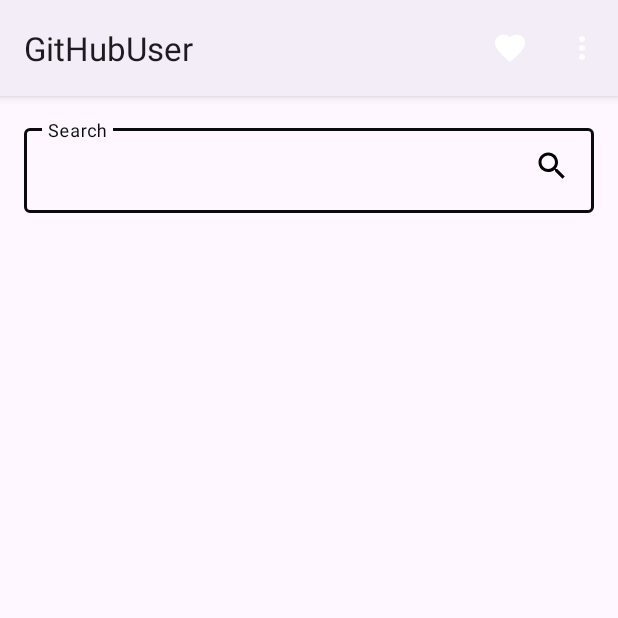
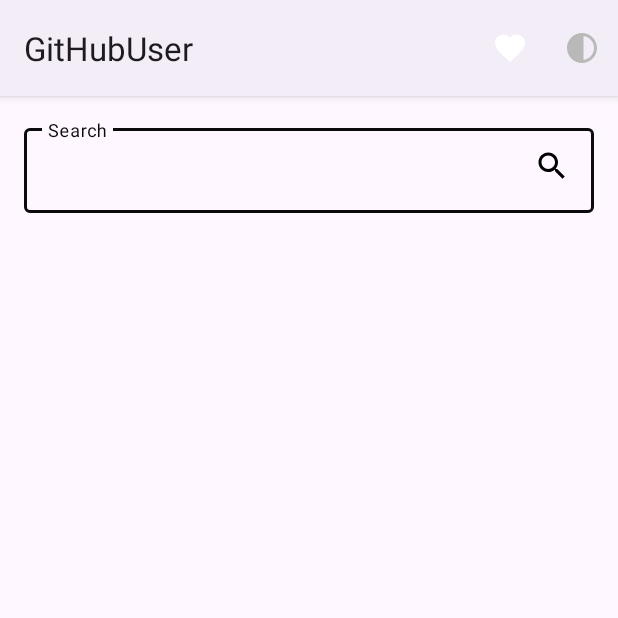
Before and after one commit to heavenvalentine/GitHubUser, an Android app: the screen it shows after launch (MainActivity), on a phone screen of 412 x 824 dp, the top half of it. Run offline under Robolectric (Android 15) with nearby library versions, the phone set to English and light mode, and no system bars; pictures from the network do not load; 1 statement that could not run was skipped.

Commit message:
mengganti icon theme

```diff
--- a/app/src/main/res/drawable/ic_menu_menu.xml
+++ b/app/src/main/res/drawable/ic_menu_menu.xml
@@ -1,5 +1,5 @@
-<vector android:height="24dp" android:tint="#FFFFFF"
+<vector android:height="24dp" android:tint="#B9B9B9"
     android:viewportHeight="24" android:viewportWidth="24"
     android:width="24dp" xmlns:android="http://schemas.android.com/apk/res/android">
-    <path android:fillColor="@android:color/white" android:pathData="M12,8c1.1,0 2,-0.9 2,-2s-0.9,-2 -2,-2 -2,0.9 -2,2 0.9,2 2,2zM12,10c-1.1,0 -2,0.9 -2,2s0.9,2 2,2 2,-0.9 2,-2 -0.9,-2 -2,-2zM12,16c-1.1,0 -2,0.9 -2,2s0.9,2 2,2 2,-0.9 2,-2 -0.9,-2 -2,-2z"/>
+    <path android:fillColor="@android:color/white" android:pathData="M12,22c5.52,0 10,-4.48 10,-10S17.52,2 12,2S2,6.48 2,12S6.48,22 12,22zM13,4.07c3.94,0.49 7,3.85 7,7.93s-3.05,7.44 -7,7.93V4.07z"/>
 </vector>
```
